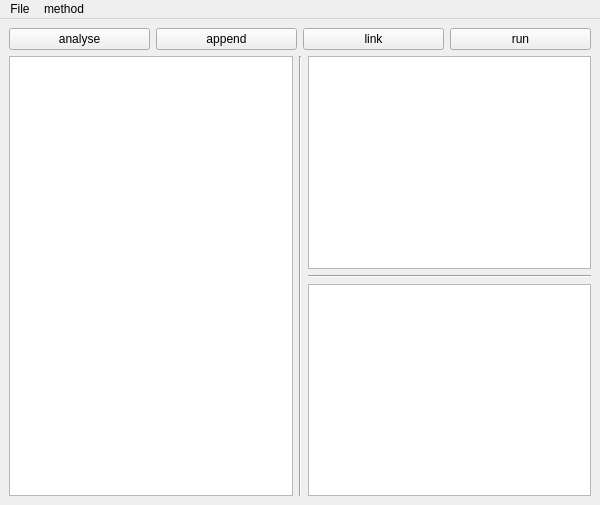
The window that UI.ui (wanruu/CS5351) describes before a commit, drawn with Qt 5.
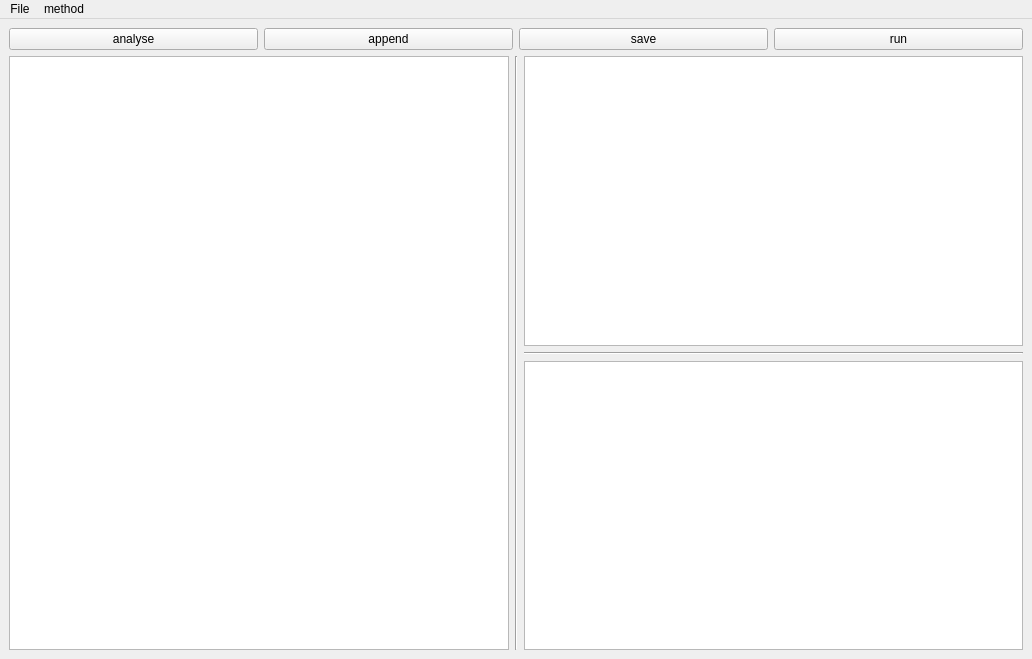
The same window after the commit. Icons and pictures are not drawn. Custom widgets are drawn as their Qt base class.

The edit to the form file:
```diff
--- a/UI.ui
+++ b/UI.ui
@@ -6,8 +6,8 @@
    <rect>
     <x>0</x>
     <y>0</y>
-    <width>600</width>
-    <height>505</height>
+    <width>1032</width>
+    <height>659</height>
    </rect>
   </property>
   <property name="windowTitle">
@@ -45,22 +45,14 @@
            <set>Qt::ImhHiddenText</set>
           </property>
           <property name="text">
-           <string>link</string>
+           <string>save</string>
           </property>
          </widget>
         </item>
         <item>
          <widget class="QPushButton" name="run">
           <property name="styleSheet">
-           <string notr="true">MyPushButton{
-
-    border-style: outset;
-
-    border-width: 2px;
-
-    border-color: beige;
-
-}</string>
+           <string notr="true"/>
           </property>
           <property name="text">
            <string>run</string>
@@ -133,7 +125,7 @@
     <rect>
      <x>0</x>
      <y>0</y>
-     <width>600</width>
+     <width>1032</width>
      <height>24</height>
     </rect>
    </property>
```
Left out of the diff: 8 changed lines with no effect on the pictures.
